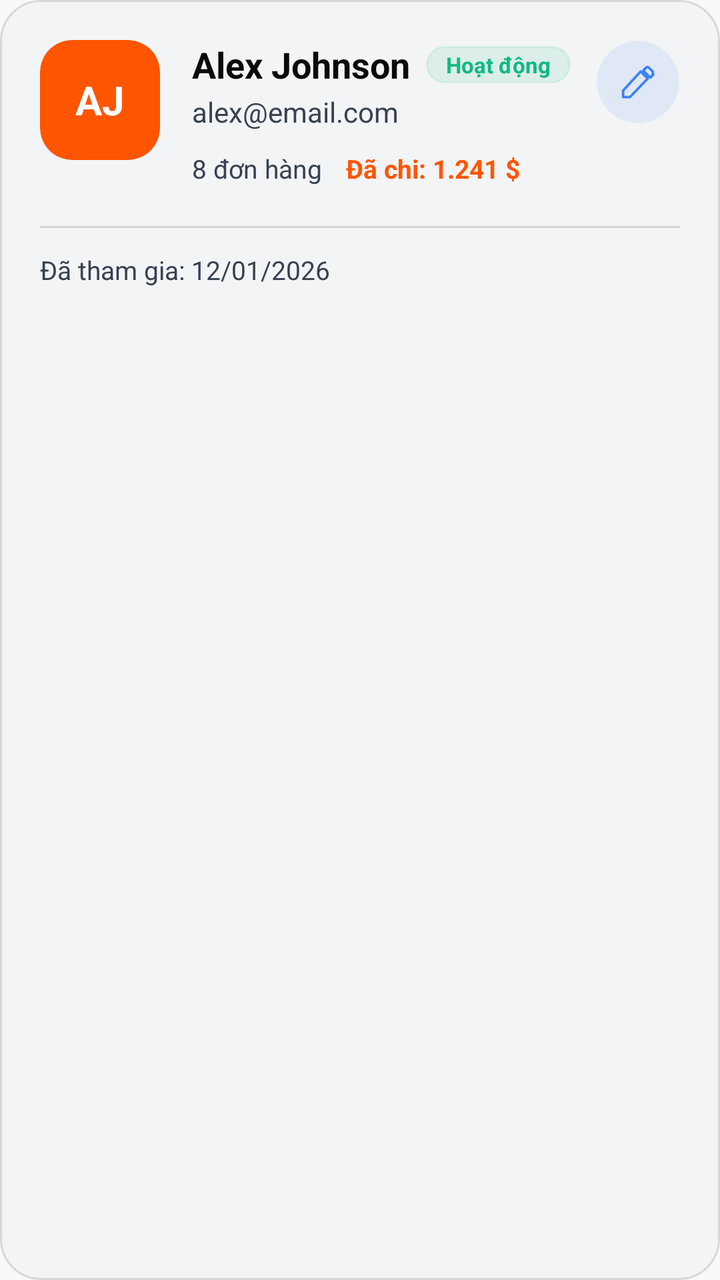
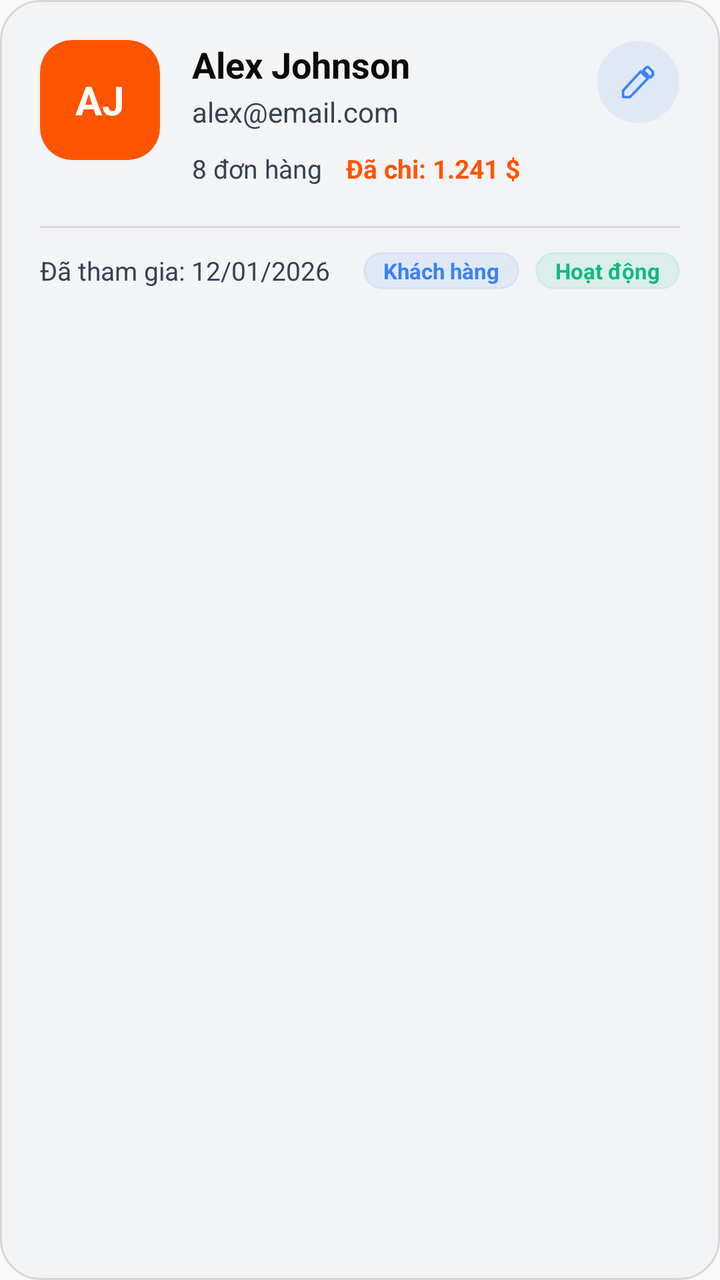

The first picture is an Android layout as it rendered before a commit; the second is the same layout after the commit. The layout source and the unified diff follow.
<!-- AndroidManifest.xml: application theme Theme.SoleStep -->
<!-- res/layout/item_user.xml -->
<?xml version="1.0" encoding="utf-8"?>
<androidx.constraintlayout.widget.ConstraintLayout xmlns:android="http://schemas.android.com/apk/res/android"
    xmlns:app="http://schemas.android.com/apk/res-auto"
    xmlns:tools="http://schemas.android.com/tools"
    android:layout_width="match_parent"
    android:layout_height="wrap_content"
    android:layout_marginBottom="16dp"
    android:background="@drawable/bg_card_dark"
    android:padding="20dp">

    <com.google.android.material.card.MaterialCardView
        android:id="@+id/avatar_container"
        android:layout_width="60dp"
        android:layout_height="60dp"
        app:cardBackgroundColor="@color/brand_orange"
        app:cardCornerRadius="16dp"
        app:cardElevation="0dp"
        app:layout_constraintStart_toStartOf="parent"
        app:layout_constraintTop_toTopOf="parent"
        app:strokeWidth="0dp">

        <TextView
            android:id="@+id/tv_initials"
            android:layout_width="wrap_content"
            android:layout_height="wrap_content"
            android:layout_gravity="center"
            android:text="AJ"
            android:textColor="@color/brand_white"
            android:textSize="20sp"
            android:textStyle="bold" />
    </com.google.android.material.card.MaterialCardView>

    
    <TextView
        android:id="@+id/tv_user_name"
        android:layout_width="wrap_content"
        android:layout_height="wrap_content"
        android:layout_marginStart="16dp"
        android:text="Alex Johnson"
        android:textColor="@color/text_dark_primary"
        android:textSize="18sp"
        android:textStyle="bold"
        android:ellipsize="end"
        android:maxLines="1"
        app:layout_constrainedWidth="true"
        app:layout_constraintHorizontal_bias="0.0"
        app:layout_constraintHorizontal_chainStyle="packed"
        app:layout_constraintStart_toEndOf="@id/avatar_container"
        app:layout_constraintEnd_toStartOf="@id/tv_status_badge"
        app:layout_constraintTop_toTopOf="@id/avatar_container" />

    <TextView
        android:id="@+id/tv_status_badge"
        android:layout_width="wrap_content"
        android:layout_height="wrap_content"
        android:layout_marginStart="8dp"
        android:layout_marginEnd="8dp"
        android:background="@drawable/bg_status_delivered"
        android:backgroundTint="#1A10B981"
        android:paddingHorizontal="10dp"
        android:paddingVertical="2dp"
        android:text="Hoạt động"
        android:textColor="@color/status_success"
        android:textSize="11sp"
        android:textStyle="bold"
        app:layout_constraintBottom_toBottomOf="@id/tv_user_name"
        app:layout_constraintStart_toEndOf="@id/tv_user_name"
        app:layout_constraintEnd_toStartOf="@id/actions_layout"
        app:layout_constraintTop_toTopOf="@id/tv_user_name" />

    
    <TextView
        android:id="@+id/tv_user_email"
        android:layout_width="0dp"
        android:layout_height="wrap_content"
        android:layout_marginTop="2dp"
        android:text="alex@email.com"
        android:textColor="@color/text_dark_tertiary"
        android:textSize="14sp"
        android:ellipsize="end"
        android:maxLines="1"
        app:layout_constraintEnd_toStartOf="@id/actions_layout"
        app:layout_constraintStart_toStartOf="@id/tv_user_name"
        app:layout_constraintTop_toBottomOf="@id/tv_user_name" />

    <LinearLayout
        android:id="@+id/stats_layout"
        android:layout_width="wrap_content"
        android:layout_height="wrap_content"
        android:layout_marginTop="10dp"
        android:orientation="horizontal"
        app:layout_constraintStart_toStartOf="@id/tv_user_name"
        app:layout_constraintTop_toBottomOf="@id/tv_user_email">

        <TextView
            android:id="@+id/tv_orders_count"
            android:layout_width="wrap_content"
            android:layout_height="wrap_content"
            android:text="8 đơn hàng"
            android:textColor="@color/text_dark_tertiary"
            android:textSize="13sp" />

        <TextView
            android:id="@+id/tv_spent_amount"
            android:layout_width="wrap_content"
            android:layout_height="wrap_content"
            android:layout_marginStart="12dp"
            android:text="Đã chi: 1.241 $"
            android:textColor="@color/brand_orange"
            android:textSize="13sp"
            android:textStyle="bold" />
    </LinearLayout>

    
    <LinearLayout
        android:id="@+id/actions_layout"
        android:layout_width="wrap_content"
        android:layout_height="wrap_content"
        android:orientation="horizontal"
        app:layout_constraintEnd_toEndOf="parent"
        app:layout_constraintTop_toTopOf="@id/tv_user_name">

        <FrameLayout
            android:id="@+id/btn_edit"
            android:layout_width="42dp"
            android:layout_height="42dp"
            android:background="@drawable/bg_circle_dark"
            android:backgroundTint="#1A3B82F6">
            <ImageView
                android:layout_width="20dp"
                android:layout_height="20dp"
                android:layout_gravity="center"
                android:src="@drawable/ic_edit"
                app:tint="@color/stat_orders" />
        </FrameLayout>
    </LinearLayout>

    <View
        android:id="@+id/item_divider"
        android:layout_width="match_parent"
        android:layout_height="1dp"
        android:layout_marginTop="20dp"
        android:background="@color/border_dark_light"
        app:layout_constraintTop_toBottomOf="@id/stats_layout" />

    <TextView
        android:id="@+id/tv_joined_date"
        android:layout_width="wrap_content"
        android:layout_height="wrap_content"
        android:layout_marginTop="12dp"
        android:text="Đã tham gia: 12/01/2026"
        android:textColor="@color/text_dark_tertiary"
        android:textSize="13sp"
        app:layout_constraintStart_toStartOf="parent"
        app:layout_constraintTop_toBottomOf="@id/item_divider" />

</androidx.constraintlayout.widget.ConstraintLayout>
<!-- resources referenced by this layout -->
<resources>
  <color name="border_dark_light">#1F000000</color>
  <color name="brand_orange">#FF5500</color>
  <color name="brand_white">#FFFFFF</color>
  <color name="stat_orders">#3B82F6</color>
  <color name="status_success">#10B981</color>
  <color name="text_dark_primary">#0A0A0A</color>
  <color name="text_dark_tertiary">#374151</color>
  <color name="bg_dark_surface_2">#F3F4F6</color>
  <dimen name="radius_card">20dp</dimen>
  <dimen name="stroke_thin">1dp</dimen>
  <color name="status_success_bg_light">#F0FFF4</color>
  <dimen name="radius_pill">999dp</dimen>
  <color name="brand_orange_dark">#CC4400</color>
  <color name="brand_black">#0A0A0A</color>
  <color name="bg_primary">#FFFFFF</color>
  <color name="text_primary">#0A0A0A</color>
  <color name="bg_secondary">#F8F8F8</color>
  <color name="status_error">#EF4444</color>
  <style name="ShapeAppearance.SoleStep.Small" parent="">
          <item name="cornerFamily">rounded</item>
          <item name="cornerSize">@dimen/radius_sm</item>
      </style>
  <style name="ShapeAppearance.SoleStep.Medium" parent="">
          <item name="cornerFamily">rounded</item>
          <item name="cornerSize">@dimen/radius_lg</item>
      </style>
  <style name="ShapeAppearance.SoleStep.Large" parent="">
          <item name="cornerFamily">rounded</item>
          <item name="cornerSize">@dimen/radius_2xl</item>
      </style>
  <style name="TextAppearance.SoleStep.Title" parent="TextAppearance.MaterialComponents.Headline3">
          <item name="android:textSize">@dimen/font_title</item>
          <item name="android:textStyle">bold</item>
          <item name="android:textColor">@color/text_primary</item>
      </style>
  <style name="TextAppearance.SoleStep.Headline" parent="TextAppearance.MaterialComponents.Headline4">
          <item name="android:textSize">@dimen/font_headline</item>
          <item name="android:textStyle">bold</item>
          <item name="android:textColor">@color/text_primary</item>
      </style>
  <style name="TextAppearance.SoleStep.BodySmall" parent="TextAppearance.MaterialComponents.Body2">
          <item name="android:textSize">@dimen/font_caption</item>
          <item name="android:textColor">@color/text_tertiary</item>
      </style>
  <style name="TextAppearance.SoleStep.Caption" parent="TextAppearance.MaterialComponents.Caption">
          <item name="android:textSize">@dimen/font_caption_small</item>
          <item name="android:textColor">@color/text_muted</item>
      </style>
  <dimen name="radius_sm">8dp</dimen>
  <dimen name="radius_lg">16dp</dimen>
  <dimen name="radius_2xl">24dp</dimen>
  <dimen name="font_display">48sp</dimen>
  <dimen name="font_title_large">24sp</dimen>
  <dimen name="font_title">20sp</dimen>
  <dimen name="font_headline">18sp</dimen>
  <dimen name="font_subheading">16sp</dimen>
  <dimen name="font_label">14sp</dimen>
  <color name="text_secondary">#374151</color>
  <dimen name="font_body">13sp</dimen>
  <dimen name="font_caption">11sp</dimen>
  <color name="text_tertiary">#6B7280</color>
  <dimen name="font_caption_small">10sp</dimen>
  <color name="text_muted">#9CA3AF</color>
  <dimen name="font_overline">9sp</dimen>
  <dimen name="elev_bottom_nav">8dp</dimen>
  <dimen name="bottom_nav_height">88dp</dimen>
  <dimen name="radius_button">20dp</dimen>
  <dimen name="btn_height_large">52dp</dimen>
  <dimen name="space_16">32dp</dimen>
  <dimen name="elev_raised">4dp</dimen>
  <color name="border_normal">#E5E7EB</color>
  <dimen name="radius_input">20dp</dimen>
  <color name="text_placeholder">#D1D5DB</color>
  <dimen name="radius_chip">12dp</dimen>
  <dimen name="space_12">24dp</dimen>
  <dimen name="btn_height_tiny">28dp</dimen>
  <dimen name="elev_card">2dp</dimen>
  <color name="border_light">#F3F4F6</color>
  <dimen name="toolbar_height">56dp</dimen>
  <dimen name="space_screen_horizontal">20dp</dimen>
  <dimen name="elev_top_bar">4dp</dimen>
  <dimen name="elev_fab">6dp</dimen>
  <!-- unchanged entries left out for length: 19 -->
</resources>

<!-- the commit's change to res/layout/item_user.xml (unified diff, before → after) -->
@@ -33,40 +33,20 @@
     
     <TextView
         android:id="@+id/tv_user_name"
-        android:layout_width="wrap_content"
+        android:layout_width="0dp"
         android:layout_height="wrap_content"
         android:layout_marginStart="16dp"
+        android:layout_marginEnd="8dp"
         android:text="Alex Johnson"
         android:textColor="@color/text_dark_primary"
         android:textSize="18sp"
         android:textStyle="bold"
         android:ellipsize="end"
         android:maxLines="1"
-        app:layout_constrainedWidth="true"
-        app:layout_constraintHorizontal_bias="0.0"
-        app:layout_constraintHorizontal_chainStyle="packed"
+        android:singleLine="true"
         app:layout_constraintStart_toEndOf="@id/avatar_container"
-        app:layout_constraintEnd_toStartOf="@id/tv_status_badge"
+        app:layout_constraintEnd_toStartOf="@id/actions_layout"
         app:layout_constraintTop_toTopOf="@id/avatar_container" />
-
-    <TextView
-        android:id="@+id/tv_status_badge"
-        android:layout_width="wrap_content"
-        android:layout_height="wrap_content"
-        android:layout_marginStart="8dp"
-        android:layout_marginEnd="8dp"
-        android:background="@drawable/bg_status_delivered"
-        android:backgroundTint="#1A10B981"
-        android:paddingHorizontal="10dp"
-        android:paddingVertical="2dp"
-        android:text="Hoạt động"
-        android:textColor="@color/status_success"
-        android:textSize="11sp"
-        android:textStyle="bold"
-        app:layout_constraintBottom_toBottomOf="@id/tv_user_name"
-        app:layout_constraintStart_toEndOf="@id/tv_user_name"
-        app:layout_constraintEnd_toStartOf="@id/actions_layout"
-        app:layout_constraintTop_toTopOf="@id/tv_user_name" />
 
     
     <TextView
@@ -143,15 +123,53 @@
         android:background="@color/border_dark_light"
         app:layout_constraintTop_toBottomOf="@id/stats_layout" />
 
-    <TextView
-        android:id="@+id/tv_joined_date"
-        android:layout_width="wrap_content"
+    
+    <LinearLayout
+        android:id="@+id/bottom_container"
+        android:layout_width="match_parent"
         android:layout_height="wrap_content"
         android:layout_marginTop="12dp"
-        android:text="Đã tham gia: 12/01/2026"
-        android:textColor="@color/text_dark_tertiary"
-        android:textSize="13sp"
+        android:orientation="horizontal"
+        android:gravity="center_vertical"
+        app:layout_constraintTop_toBottomOf="@id/item_divider"
         app:layout_constraintStart_toStartOf="parent"
-        app:layout_constraintTop_toBottomOf="@id/item_divider" />
+        app:layout_constraintEnd_toEndOf="parent">
+
+        <TextView
+            android:id="@+id/tv_joined_date"
+            android:layout_width="0dp"
+            android:layout_height="wrap_content"
+            android:layout_weight="1"
+            android:text="Đã tham gia: 12/01/2026"
+            android:textColor="@color/text_dark_tertiary"
+            android:textSize="13sp" />
+
+        <TextView
+            android:id="@+id/tv_role_badge"
+            android:layout_width="wrap_content"
+            android:layout_height="wrap_content"
+            android:background="@drawable/bg_status_delivered"
+            android:backgroundTint="#1A3B82F6"
+            android:paddingHorizontal="10dp"
+            android:paddingVertical="2dp"
+            android:text="Khách hàng"
+            android:textColor="@color/stat_orders"
+            android:textSize="11sp"
+            android:textStyle="bold" />
+
+        <TextView
+            android:id="@+id/tv_status_badge"
+            android:layout_width="wrap_content"
+            android:layout_height="wrap_content"
+            android:layout_marginStart="8dp"
+            android:background="@drawable/bg_status_delivered"
+            android:backgroundTint="#1A10B981"
+            android:paddingHorizontal="10dp"
+            android:paddingVertical="2dp"
+            android:text="Hoạt động"
+            android:textColor="@color/status_success"
+            android:textSize="11sp"
+            android:textStyle="bold" />
+    </LinearLayout>
 
 </androidx.constraintlayout.widget.ConstraintLayout>
